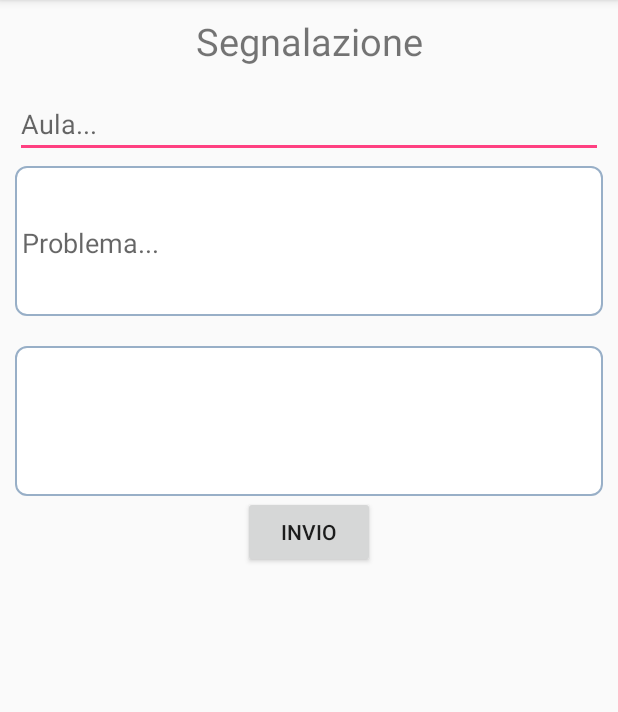
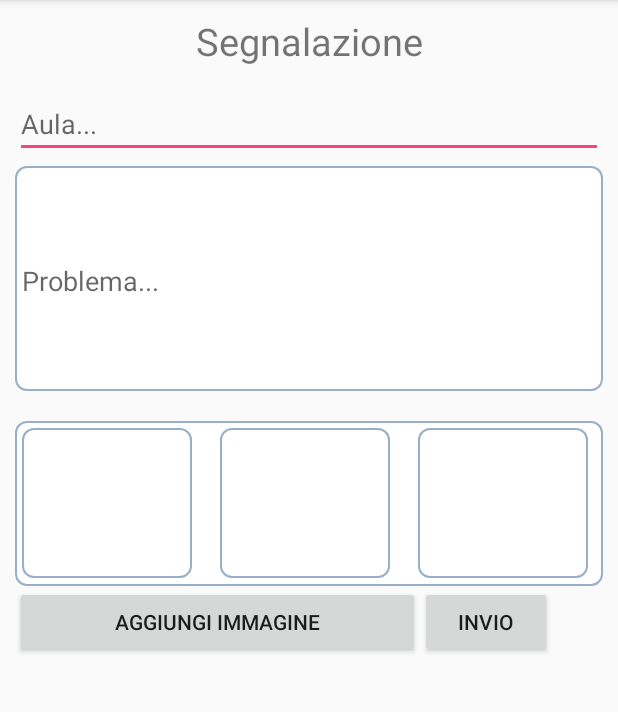
Before and after one commit to feduss/RoomIUM, an Android app: the fragment SegnalaFragment shown on its own in the app's theme, on a phone screen of 412 x 824 dp, the part 84-796 px from its top. Run offline under Robolectric (Android 15) with nearby library versions, the phone set to English and light mode, and no system bars.

Commit message:
Segnala Activity update
Counter caratteri OK
Bottone per foto collegato al selettore file OK
To Do: salvare il file img nell'image view

```diff
--- a/app/src/main/java/com/secd/ium/roomium/SegnalaActivity.java
+++ b/app/src/main/java/com/secd/ium/roomium/SegnalaActivity.java
@@ -1,52 +1,27 @@
 package com.secd.ium.roomium;
 
+import android.content.Intent;
+import android.graphics.Bitmap;
+import android.net.Uri;
+import android.provider.MediaStore;
 import android.support.v7.app.AppCompatActivity;
 import android.os.Bundle;
 import android.text.Editable;
 import android.text.TextWatcher;
+import android.view.View;
+import android.widget.Button;
 import android.widget.EditText;
+import android.widget.ImageView;
 import android.widget.TextView;
 
+import java.io.IOException;
+
 public class SegnalaActivity extends AppCompatActivity {
-
-    EditText editTextProblem;
-    TextView textViewCounterCharacters;
-
 
     @Override
     protected void onCreate(Bundle savedInstanceState) {
         super.onCreate(savedInstanceState);
         setContentView(R.layout.activity_segnala);
 
-
-        // Get the Reference of EditText
-        editTextProblem=(EditText)findViewById(R.id.edit_problema);
-        textViewCounterCharacters=(TextView)findViewById(R.id.counter_view);
-
-        // Attach TextWatcher to EditText
-        editTextProblem.addTextChangedListener(new TextWatcher() {
-
-            public void beforeTextChanged(CharSequence s, int start, int count, int after)
-            {
-                textViewCounterCharacters.setText("0/500");
-            }
-
-            public void onTextChanged(CharSequence s, int start, int before, int count)
-            {
-
-            }
-
-            public void afterTextChanged(Editable s)
-            {
-                textViewCounterCharacters.setText(String.valueOf(s.length()));
-            }
-        });
-
     }
-
-
-
-
-
-
 }
--- a/app/src/main/java/com/secd/ium/roomium/SegnalaFragment.java
+++ b/app/src/main/java/com/secd/ium/roomium/SegnalaFragment.java
@@ -1,27 +1,109 @@
 package com.secd.ium.roomium;
 
 
+import android.content.Intent;
+import android.graphics.Bitmap;
+import android.graphics.Color;
+import android.media.Image;
+import android.net.Uri;
 import android.os.Bundle;
 import android.app.Fragment;
+import android.provider.MediaStore;
+import android.text.Editable;
+import android.text.TextWatcher;
 import android.view.LayoutInflater;
 import android.view.View;
 import android.view.ViewGroup;
+import android.widget.Button;
+import android.widget.EditText;
+import android.widget.ImageView;
 import android.widget.TextView;
+
+import java.io.IOException;
+
+import static android.app.Activity.RESULT_OK;
 
 /**
  * A simple {@link Fragment} subclass.
  */
 public class SegnalaFragment extends android.support.v4.app.Fragment {
 
+    EditText editTextProblem;
+    TextView textViewCounterCharacters;
+
+    private ImageView imageHolder;
+    private final int requestCode = 20;
+
 
     public SegnalaFragment() {
         // Required empty public constructor
     }
 
+    @Override
+    public View onCreateView(LayoutInflater inflater, ViewGroup container, Bundle savedInstanceState) {
+        final View rootView = inflater.inflate(R.layout.activity_segnala, container, false);
 
-    @Override
-    public View onCreateView(LayoutInflater inflater, ViewGroup                  container, Bundle savedInstanceState) {
-        View rootView = inflater.inflate(R.layout.activity_segnala, container, false);
+        // Get the Reference of EditText
+        editTextProblem = (EditText) rootView.findViewById(R.id.edit_problema);
+        textViewCounterCharacters = (TextView) rootView.findViewById(R.id.counter_view);
+
+        final int PICK_IMAGE_REQUEST = 1;
+
+
+        // Attach TextWatcher to EditText
+
+        TextWatcher a = new TextWatcher() {
+
+            public void beforeTextChanged(CharSequence s, int start, int count, int after) {
+                //textViewCounterCharacters.setText("0/250");
+            }
+
+            public void onTextChanged(CharSequence s, int start, int before, int count) {
+
+            }
+
+            public void afterTextChanged(Editable s) {
+                textViewCounterCharacters.setText(String.valueOf(s.length()) + "/250");
+
+                if (s.length() >= 250) {
+                    textViewCounterCharacters.setText(String.valueOf(s.length()) + "/250");
+                    textViewCounterCharacters.setTextColor(Color.parseColor("#FF0080"));
+                } else textViewCounterCharacters.setTextColor(Color.parseColor("#000000"));
+            }
+        };
+
+        editTextProblem.addTextChangedListener(a);
+
+
+        //immagine
+        //CODICE PER L'IMMAGINE DALLA CAMERA O DALLA GALLERIA (continua nell'onCreateResult)
+        final Intent intent = new Intent();
+
+
+        // Show only images, no videos or anything else
+
+
+        intent.setType("image/*");
+        intent.setAction(Intent.ACTION_GET_CONTENT);
+
+        Button capturedImageButton = (Button) rootView.findViewById(R.id.bottone_immagine);
+        ImageView img= (ImageView) rootView.findViewById(R.id.image1);
+        capturedImageButton.setOnClickListener(new View.OnClickListener() {
+            @Override
+            public void onClick(View v) {
+                Intent photoCaptureIntent = new Intent(MediaStore.ACTION_IMAGE_CAPTURE);
+                startActivityForResult(Intent.createChooser(intent, "Seleziona immagine"), PICK_IMAGE_REQUEST);
+
+                //fin qui, apre il menù di selezione file img premendo il tasto. Ancora non la salva nell'image view
+
+            }
+        });
+
+
         return rootView;
+
     }
+
+
+
 }
--- a/app/src/main/res/layout/activity_home_page.xml
+++ b/app/src/main/res/layout/activity_home_page.xml
@@ -90,10 +90,12 @@
                 android:layout_height="10dp" />
 
             <TextView
+                android:id="@+id/counter_view1"
                 android:layout_width="match_parent"
                 android:layout_height="match_parent"
                 android:text="N.B.: Se sei uno studente, lascia tutti i campi vuoti"
                 android:textAlignment="center"/>
+
             <Space
                 android:layout_width="wrap_content"
                 android:layout_height="10dp" />
--- a/app/src/main/res/layout/activity_segnala.xml
+++ b/app/src/main/res/layout/activity_segnala.xml
@@ -29,7 +29,7 @@
     <EditText
         android:id="@+id/edit_problema"
         android:layout_width="fill_parent"
-        android:layout_height="100dp"
+        android:layout_height="150dp"
         android:background="@drawable/bordi_edit_text"
         android:hint="Problema..." />
 
@@ -39,19 +39,62 @@
         android:layout_height="20dp"
         android:textAlignment="viewEnd"
         android:text=""
-        android:paddingRight="20dp"
+        android:paddingRight="20dp"/>
 
-        />
+    <LinearLayout
+        android:layout_width="match_parent"
+        android:layout_height="110dp"
+        android:orientation="horizontal"
+        android:baselineAligned="true"
+        android:background="@drawable/bordi_edit_text">
 
-    <TextView
+        <ImageView
+            android:layout_width="100dp"
+            android:layout_height="100dp"
+            android:layout_weight="1.0"
+            android:id="@+id/image1"
+            android:background="@drawable/bordi_edit_text"/>
+
+        <Space
+            android:layout_width="5dp"
+            android:layout_height="match_parent"
+            android:layout_weight="1.0"/>
+
+        <ImageView
+            android:layout_width="100dp"
+            android:layout_height="100dp"
+            android:layout_weight="1.0"
+            android:id="@+id/image2"
+            android:background="@drawable/bordi_edit_text"/>
+
+        <Space
+            android:layout_width="5dp"
+            android:layout_height="match_parent"
+            android:layout_weight="1.0"/>
+
+        <ImageView
+            android:layout_width="100dp"
+            android:layout_height="100dp"
+            android:layout_weight="1.0"
+            android:id="@+id/image3"
+            android:background="@drawable/bordi_edit_text"/>
+
+    </LinearLayout>
+
+    <LinearLayout
         android:layout_width="match_parent"
-        android:layout_height="100dp"
-        android:background="@drawable/bordi_edit_text"/>
+        android:layout_height="match_parent">
 
-    <Button
-        android:layout_width="wrap_content"
-        android:layout_height="wrap_content"
-        android:text="INVIO"
-        android:layout_gravity="center"/>
+        <Button
+            android:layout_width="270dp"
+            android:layout_height="wrap_content"
+            android:id="@+id/bottone_immagine"
+            android:text="AGGIUNGI IMMAGINE"/>
+
+        <Button
+            android:layout_width="wrap_content"
+            android:layout_height="wrap_content"
+            android:text="INVIO"/>
+    </LinearLayout>
 
 </LinearLayout>
```
Also changed, not shown: app/src/main/res/drawable/menu_icon_points_sel.png (added).
